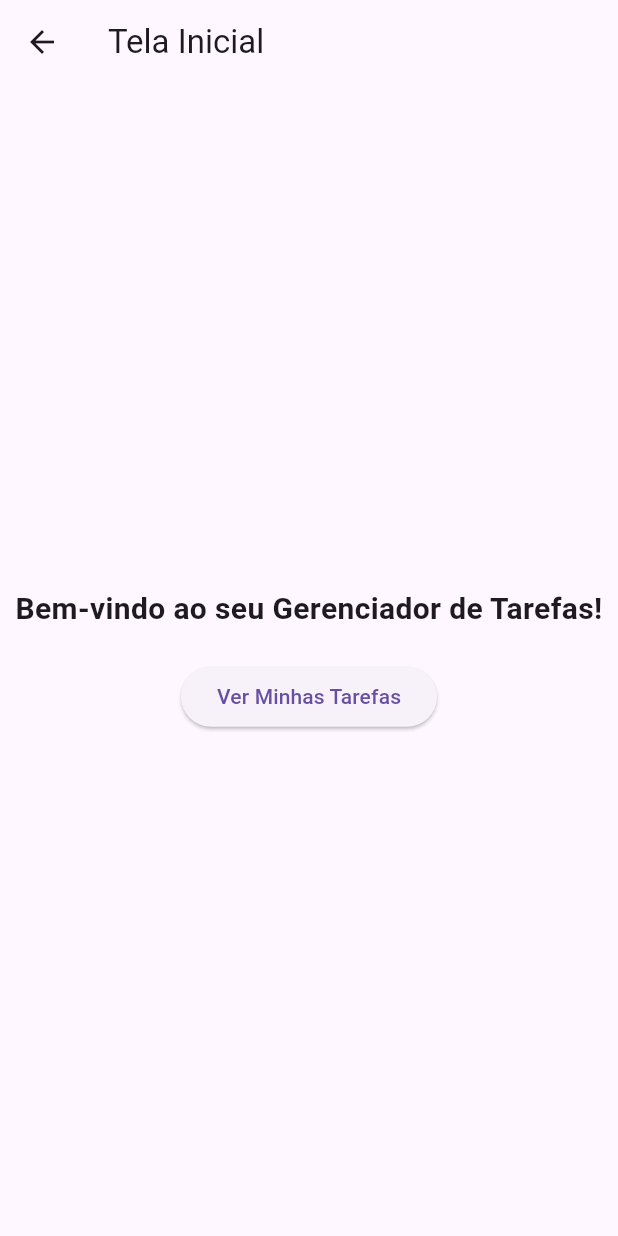
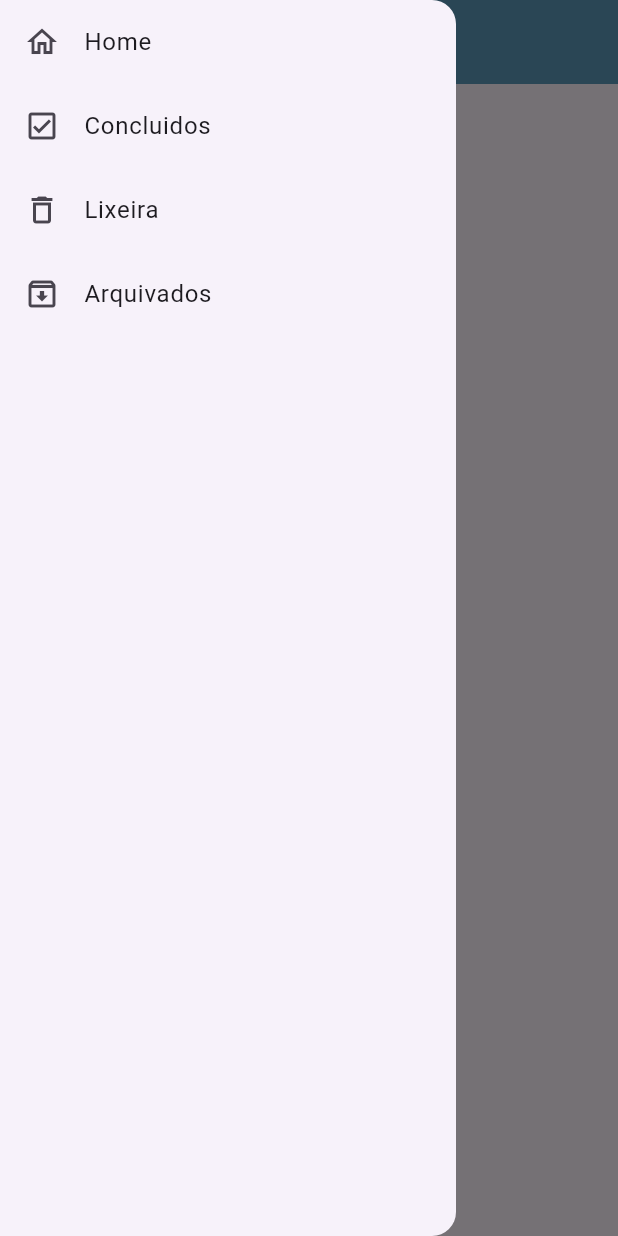
Before and after one commit to b4rradas/app_notasorg, a Flutter app: the HomeView screen opened by its route, with the side drawer open (before the commit the screen has no drawer), on a phone screen of 412 x 824 dp. Run offline on Flutter 3.47's test engine with Material 3 defaults, Android fonts, the light colour scheme and no system bars; our stand-ins replace device_preview, get_it.

Commit message:
Criando SideBar no home

```diff
--- a/lib/view/home_view.dart
+++ b/lib/view/home_view.dart
@@ -1,37 +1,64 @@
 import 'package:flutter/material.dart';
 
-class HomeView extends StatefulWidget {
+class HomeView extends StatelessWidget {
   const HomeView({super.key});
 
   @override
-  State<HomeView> createState() => _HomeViewState();
-}
-
-class _HomeViewState extends State<HomeView> {
-  @override
   Widget build(BuildContext context) {
     return Scaffold(
-      appBar: AppBar(title: Text('Tela Inicial')),
-      body: Center(
-        child: Column(
-          mainAxisAlignment: MainAxisAlignment.center,
-          children: [
-            Text(
-              'Bem-vindo ao seu Gerenciador de Tarefas!',
-              style: TextStyle(fontSize: 20, fontWeight: FontWeight.bold),
-              textAlign: TextAlign.center,
-            ),
-            SizedBox(height: 20),
-            ElevatedButton(
-              onPressed: () {
-                // Navegar para a tela de tarefas
-                Navigator.pushNamed(context, '/tasks');
-              },
-              child: Text('Ver Minhas Tarefas'),
-            ),
-          ],
+      appBar: AppBar(
+        title: Text('Geral'),
+        backgroundColor: const Color.fromARGB(255, 91, 153, 186),
         ),
-      ),
+      drawer: const NavigationDrawer()
     );
   }
 }
+
+class NavigationDrawer extends StatelessWidget {
+  const NavigationDrawer({super.key});
+
+  @override
+  Widget build(BuildContext context) => Drawer(
+    child: SingleChildScrollView(
+        child: Column(
+          crossAxisAlignment: CrossAxisAlignment.stretch,
+          children: <Widget>[
+            buildHeader(context),
+            buildMenuItens(context)
+        ],
+      ),
+    ),
+  );
+
+  Widget buildHeader(BuildContext context) => Container(
+      padding: EdgeInsets.only(
+      top: MediaQuery.of(context).padding.top
+    ),
+  );
+
+  Widget buildMenuItens(BuildContext context) => Column(
+    children: [
+      ListTile(
+        leading: const Icon(Icons.home_outlined),
+        title: const Text('Home'),
+        onTap: () {},
+      ),
+      ListTile(
+        leading: const Icon(Icons.check_box_outlined),
+        title: const Text('Concluidos'),
+        onTap: () {},
+      ),
+      ListTile(
+        leading: const Icon(Icons.delete_outline),
+        title: const Text('Lixeira'),
+        onTap: () {},
+      ),
+      ListTile(
+        leading: const Icon(Icons.archive_outlined),
+        title: const Text('Arquivados'),
+        onTap: () {},
+      )
+    ],
+  );
+}
```
